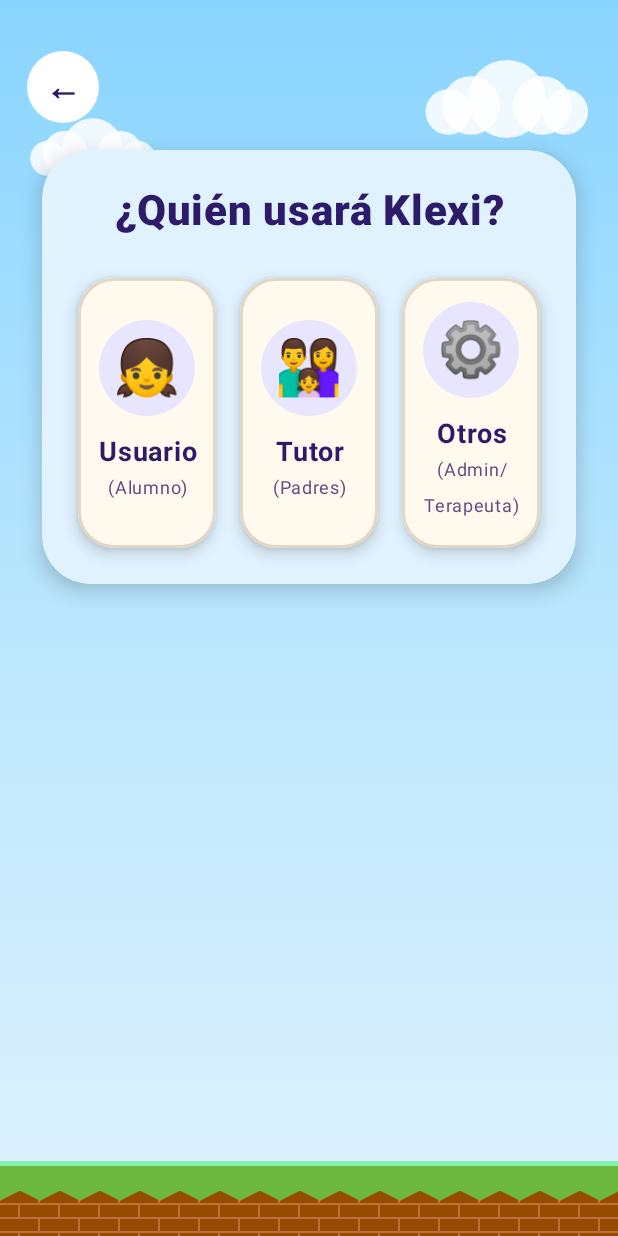
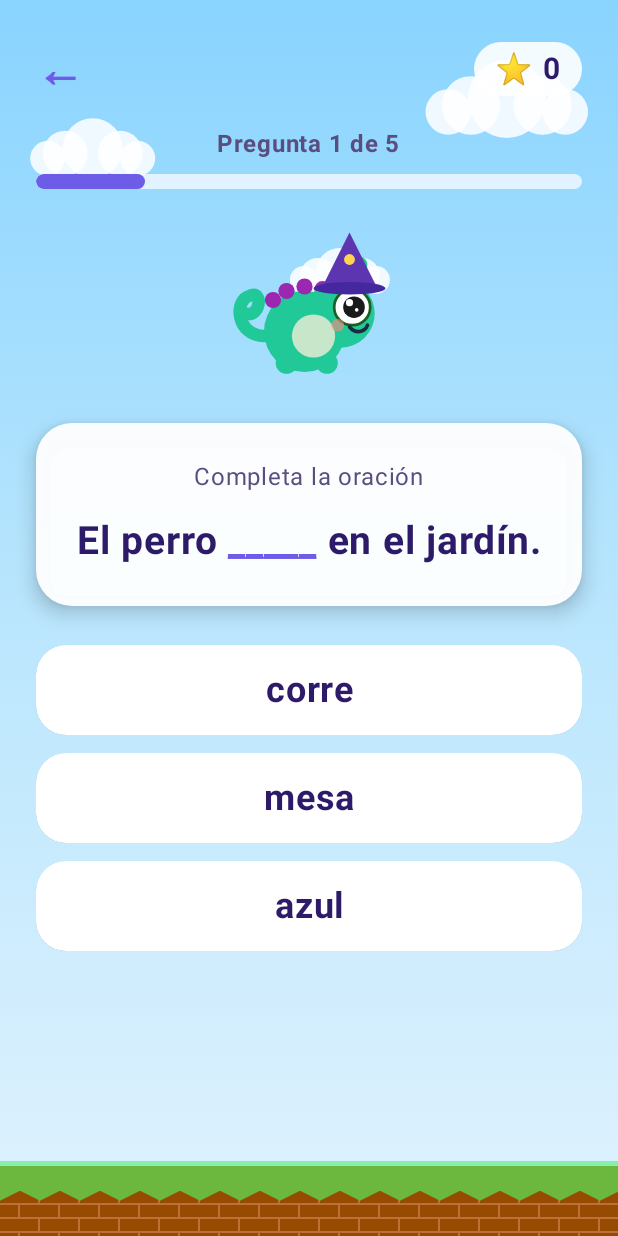
Before and after one commit to agelglobaltech-ship-it/Kleki-FRONTEND, an Android app built with Jetpack Compose: the screen it shows after launch (MainActivity), after a tap on "Comenzar ➔", on a phone screen of 412 x 824 dp. Run offline under Robolectric (Android 15) with nearby library versions, the phone set to English and light mode, and no system bars.

Commit message:
Test de Juego

```diff
--- a/shared/src/commonMain/kotlin/com/example/klexifrontend/App.kt
+++ b/shared/src/commonMain/kotlin/com/example/klexifrontend/App.kt
@@ -22,6 +22,7 @@ fun App() {
             AppScreen.REGISTER_FORM -> RegisterFormScreen(stateManager)
             AppScreen.STUDENT_HOME -> StudentDashboardScreen(stateManager)
             AppScreen.GAME_PLAY -> GamePlayScreen(stateManager)
+            AppScreen.SENTENCE_GAME -> SentenceGameScreen(stateManager, onBack = { stateManager.currentScreen = AppScreen.WELCOME })
             AppScreen.KLEXI_SHOP -> KlexiShopScreen(stateManager)
             AppScreen.TUTOR_PANEL -> TutorDashboardScreen(stateManager)
             AppScreen.ADMIN_PANEL -> AdminDashboardScreen(stateManager)
--- /dev/null
+++ b/shared/src/commonMain/kotlin/com/example/klexifrontend/screens/PantallaDeJuegoC.kt
@@ -0,0 +1,331 @@
+package com.example.klexifrontend.screens
+
+import androidx.compose.foundation.background
+import androidx.compose.foundation.clickable
+import androidx.compose.foundation.layout.*
+import androidx.compose.foundation.rememberScrollState
+import androidx.compose.foundation.shape.CircleShape
+import androidx.compose.foundation.shape.RoundedCornerShape
+import androidx.compose.foundation.verticalScroll
+import androidx.compose.material3.Surface
+import androidx.compose.material3.Text
+import androidx.compose.runtime.Composable
+import androidx.compose.runtime.getValue
+import androidx.compose.runtime.mutableStateOf
+import androidx.compose.runtime.remember
+import androidx.compose.runtime.setValue
+import androidx.compose.ui.Alignment
+import androidx.compose.ui.Modifier
+import androidx.compose.ui.draw.clip
+import androidx.compose.ui.graphics.Color
+import androidx.compose.ui.text.SpanStyle
+import androidx.compose.ui.text.buildAnnotatedString
+import androidx.compose.ui.text.font.FontWeight
+import androidx.compose.ui.text.style.TextAlign
+import androidx.compose.ui.text.style.TextDecoration
+import androidx.compose.ui.text.withStyle
+import androidx.compose.ui.unit.dp
+import androidx.compose.ui.unit.sp
+import com.example.klexifrontend.components.KlexiButton
+import com.example.klexifrontend.components.KlexiChameleon
+import com.example.klexifrontend.components.PlatformBackground
+import com.example.klexifrontend.state.AppStateManager
+import com.example.klexifrontend.theme.KlexiColors
+
+// Una pregunta: la oración se parte en "antes" y "después" de la palabra faltante
+private data class SentenceQuestion(
+    val before: String,
+    val after: String,
+    val options: List<String>,
+    val correctIndex: Int
+)
+
+private val CorrectGreen = Color(0xFF4CAF50)
+private val WrongRed = Color(0xFFE53935)
+
+@Composable
+fun SentenceGameScreen(
+    stateManager: AppStateManager,
+    onBack: () -> Unit = {} // aquí pon la navegación a la pantalla anterior
+) {
+    val questions = remember {
+        listOf(
+            SentenceQuestion("El perro ", " en el jardín.", listOf("corre", "mesa", "azul"), 0),
+            SentenceQuestion("Me lavo las ", " antes de comer.", listOf("nubes", "manos", "sillas"), 1),
+            SentenceQuestion("La luna sale por la ", ".", listOf("sopa", "playa", "noche"), 2),
+            SentenceQuestion("Mi mamá cocina una rica ", ".", listOf("sopa", "ventana", "zapato"), 0),
+            SentenceQuestion("Los pájaros ", " en el cielo.", listOf("beben", "vuelan", "pintan"), 1)
+        )
+    }
+
+    var currentIndex by remember { mutableStateOf(0) }
+    var selectedIndex by remember { mutableStateOf<Int?>(null) }
+    var score by remember { mutableStateOf(0) }
+    var finished by remember { mutableStateOf(false) }
+
+    PlatformBackground(showBottomGround = true) {
+        Column(
+            modifier = Modifier
+                .fillMaxSize()
+                .verticalScroll(rememberScrollState())
+                .padding(24.dp),
+            horizontalAlignment = Alignment.CenterHorizontally
+        ) {
+            // Barra superior: volver + marcador
+            Row(
+                modifier = Modifier.fillMaxWidth(),
+                horizontalArrangement = Arrangement.SpaceBetween,
+                verticalAlignment = Alignment.CenterVertically
+            ) {
+                Text(
+                    text = "←",
+                    fontSize = 32.sp,
+                    fontWeight = FontWeight.Bold,
+                    color = KlexiColors.PurplePrimary,
+                    modifier = Modifier.clickable { onBack() }
+                )
+                Row(
+                    modifier = Modifier
+                        .clip(RoundedCornerShape(20.dp))
+                        .background(Color.White.copy(alpha = 0.9f))
+                        .padding(horizontal = 14.dp, vertical = 6.dp),
+                    verticalAlignment = Alignment.CenterVertically
+                ) {
+                    Text("⭐", fontSize = 20.sp)
+                    Spacer(modifier = Modifier.width(6.dp))
+                    Text(
+                        text = "$score",
+                        fontSize = 20.sp,
+                        fontWeight = FontWeight.Bold,
+                        color = KlexiColors.TextDark
+                    )
+                }
+            }
+
+            Spacer(modifier = Modifier.height(16.dp))
+
+            if (!finished) {
+                val question = questions[currentIndex]
+                val answered = selectedIndex != null
+                val isCorrect = answered && selectedIndex == question.correctIndex
+
+                // Progreso
+                Text(
+                    text = "Pregunta ${currentIndex + 1} de ${questions.size}",
+                    fontSize = 16.sp,
+                    fontWeight = FontWeight.Bold,
+                    color = KlexiColors.TextMuted
+                )
+                Spacer(modifier = Modifier.height(8.dp))
+                Box(
+                    modifier = Modifier
+                        .fillMaxWidth()
+                        .height(10.dp)
+                        .clip(CircleShape)
+                        .background(Color.White.copy(alpha = 0.7f))
+                ) {
+                    Box(
+                        modifier = Modifier
+                            .fillMaxWidth((currentIndex + 1) / questions.size.toFloat())
+                            .fillMaxHeight()
+                            .clip(CircleShape)
+                            .background(KlexiColors.PurplePrimary)
+                    )
+                }
+
+                Spacer(modifier = Modifier.height(20.dp))
+
+                KlexiChameleon(
+                    size = 120.dp,
+                    equippedAccessory = stateManager.equippedAccessory,
+                    isCheering = isCorrect
+                )
+
+                Spacer(modifier = Modifier.height(16.dp))
+
+                // Tarjeta con la oración
+                Surface(
+                    modifier = Modifier.fillMaxWidth(),
+                    shape = RoundedCornerShape(24.dp),
+                    color = Color.White.copy(alpha = 0.95f),
+                    shadowElevation = 8.dp
+                ) {
+                    Column(
+                        modifier = Modifier.padding(24.dp),
+                        horizontalAlignment = Alignment.CenterHorizontally
+                    ) {
+                        Text(
+                            text = "Completa la oración",
+                            fontSize = 16.sp,
+                            color = KlexiColors.TextMuted
+                        )
+                        Spacer(modifier = Modifier.height(12.dp))
+                        Text(
+                            text = buildAnnotatedString {
+                                append(question.before)
+                                val word = selectedIndex?.let { question.options[it] } ?: "_____"
+                                withStyle(
+                                    SpanStyle(
+                                        color = when {
+                                            !answered -> KlexiColors.PurplePrimary
+                                            isCorrect -> CorrectGreen
+                                            else -> WrongRed
+                                        },
+                                        fontWeight = FontWeight.ExtraBold,
+                                        textDecoration = TextDecoration.Underline
+                                    )
+                                ) { append(word) }
+                                append(question.after)
+                            },
+                            fontSize = 26.sp,
+                            lineHeight = 38.sp,
+                            fontWeight = FontWeight.Bold,
+                            color = KlexiColors.TextDark,
+                            textAlign = TextAlign.Center
+                        )
+                    }
+                }
+
+                Spacer(modifier = Modifier.height(20.dp))
+
+                // Opciones
+                question.options.forEachIndexed { index, option ->
+                    val bgColor = when {
+                        !answered -> Color.White
+                        index == question.correctIndex -> CorrectGreen
+                        index == selectedIndex -> WrongRed
+                        else -> Color.White.copy(alpha = 0.6f)
+                    }
+                    val textColor = when {
+                        answered && (index == question.correctIndex || index == selectedIndex) -> Color.White
+                        else -> KlexiColors.TextDark
+                    }
+
+                    Surface(
+                        modifier = Modifier
+                            .fillMaxWidth()
+                            .padding(vertical = 6.dp)
+                            .clip(RoundedCornerShape(20.dp))
+                            .clickable(enabled = !answered) {
+                                selectedIndex = index
+                                if (index == question.correctIndex) score++
+                            },
+                        shape = RoundedCornerShape(20.dp),
+                        color = bgColor,
+                        shadowElevation = 4.dp
+                    ) {
+                        Text(
+                            text = option,
+                            fontSize = 24.sp,
+                            fontWeight = FontWeight.Bold,
+                            color = textColor,
+                            textAlign = TextAlign.Center,
+                            modifier = Modifier
+                                .fillMaxWidth()
+                                .padding(vertical = 16.dp)
+                        )
+                    }
+                }
+
+                // Mensaje y botón siguiente
+                if (answered) {
+                    Spacer(modifier = Modifier.height(12.dp))
+                    Text(
+                        text = if (isCorrect) "¡Muy bien! 🎉"
+                        else "¡Casi! La respuesta era: ${question.options[question.correctIndex]}",
+                        fontSize = 20.sp,
+                        fontWeight = FontWeight.Bold,
+                        color = if (isCorrect) CorrectGreen else WrongRed,
+                        textAlign = TextAlign.Center
+                    )
+                    Spacer(modifier = Modifier.height(12.dp))
+                    KlexiButton(
+                        text = if (currentIndex == questions.lastIndex) "Ver resultado" else "Siguiente  ➔",
+                        onClick = {
+                            if (currentIndex == questions.lastIndex) {
+                                finished = true
+                            } else {
+                                currentIndex++
+                                selectedIndex = null
+                            }
+                        },
+                        modifier = Modifier.fillMaxWidth()
+                    )
+                }
+            } else {
+                // Pantalla final
+                Spacer(modifier = Modifier.height(20.dp))
+
+                KlexiChameleon(
+                    size = 180.dp,
+                    equippedAccessory = stateManager.equippedAccessory,
+                    isCheering = true
+                )
+
+                Spacer(modifier = Modifier.height(20.dp))
+
+                Surface(
+                    modifier = Modifier.fillMaxWidth(),
+                    shape = RoundedCornerShape(24.dp),
+                    color = Color.White.copy(alpha = 0.95f),
+                    shadowElevation = 8.dp
+                ) {
+                    Column(
+                        modifier = Modifier.padding(24.dp),
+                        horizontalAlignment = Alignment.CenterHorizontally
+                    ) {
+                        Text(
+                            text = "¡Terminaste!",
+                            fontSize = 30.sp,
+                            fontWeight = FontWeight.ExtraBold,
+                            color = KlexiColors.TextDark
+                        )
+                        Spacer(modifier = Modifier.height(8.dp))
+                        Text(
+                            text = "Acertaste $score de ${questions.size}",
+                            fontSize = 22.sp,
+                            fontWeight = FontWeight.Bold,
+                            color = KlexiColors.PurplePrimary
+                        )
+                        Spacer(modifier = Modifier.height(8.dp))
+                        Text(
+                            text = "⭐".repeat(score.coerceAtLeast(1)),
+                            fontSize = 28.sp
+                        )
+                        Spacer(modifier = Modifier.height(16.dp))
+                        KlexiButton(
+                            text = "Jugar de nuevo",
+                            onClick = {
+                                currentIndex = 0
+                                selectedIndex = null
+                                score = 0
+                                finished = false
+                            },
+                            modifier = Modifier.fillMaxWidth()
+                        )
+                        Spacer(modifier = Modifier.height(8.dp))
+                        KlexiButton(
+                            text = "Volver",
+                            onClick = onBack,
+                            modifier = Modifier.fillMaxWidth()
+                        )
+                    }
+                }
+            }
+        }
+    }
+}
+// Cómo revertir la navegación al terminar tus pruebas:
+//Cuando termines de probar la pantalla y quieras volver al flujo normal:
+//1.
+//Abre   WelcomeScreen.kt.
+//2.
+//Busca la línea del botón "Comenzar" y cambia:
+//Kotlin
+//// ❌ Cambiar esto:
+//onClick = { stateManager.currentScreen = AppScreen.SENTENCE_GAME }
+//
+//// ✅ Regresar a esto:
+//onClick = { stateManager.currentScreen = AppScreen.ROLE_SELECTION }
+//3.
+//¡El juego SentenceGameScreen seguirá registrado y listo para ser llamado desde cualquier otra pantalla como la del estudiante!
--- a/shared/src/commonMain/kotlin/com/example/klexifrontend/screens/WelcomeScreen.kt
+++ b/shared/src/commonMain/kotlin/com/example/klexifrontend/screens/WelcomeScreen.kt
@@ -128,7 +128,7 @@ fun WelcomeScreen(stateManager: AppStateManager) {
 
                     KlexiButton(
                         text = "Comenzar  ➔",
-                        onClick = { stateManager.currentScreen = AppScreen.ROLE_SELECTION },
+                        onClick = { stateManager.currentScreen = AppScreen.SENTENCE_GAME },
                         modifier = Modifier.fillMaxWidth()
                     )
                 }
--- a/shared/src/commonMain/kotlin/com/example/klexifrontend/state/AppState.kt
+++ b/shared/src/commonMain/kotlin/com/example/klexifrontend/state/AppState.kt
@@ -20,6 +20,7 @@ enum class AppScreen {
     REGISTER_FORM,
     STUDENT_HOME,
     GAME_PLAY,
+    SENTENCE_GAME,
     KLEXI_SHOP,
     TUTOR_PANEL,
     ADMIN_PANEL,
```
